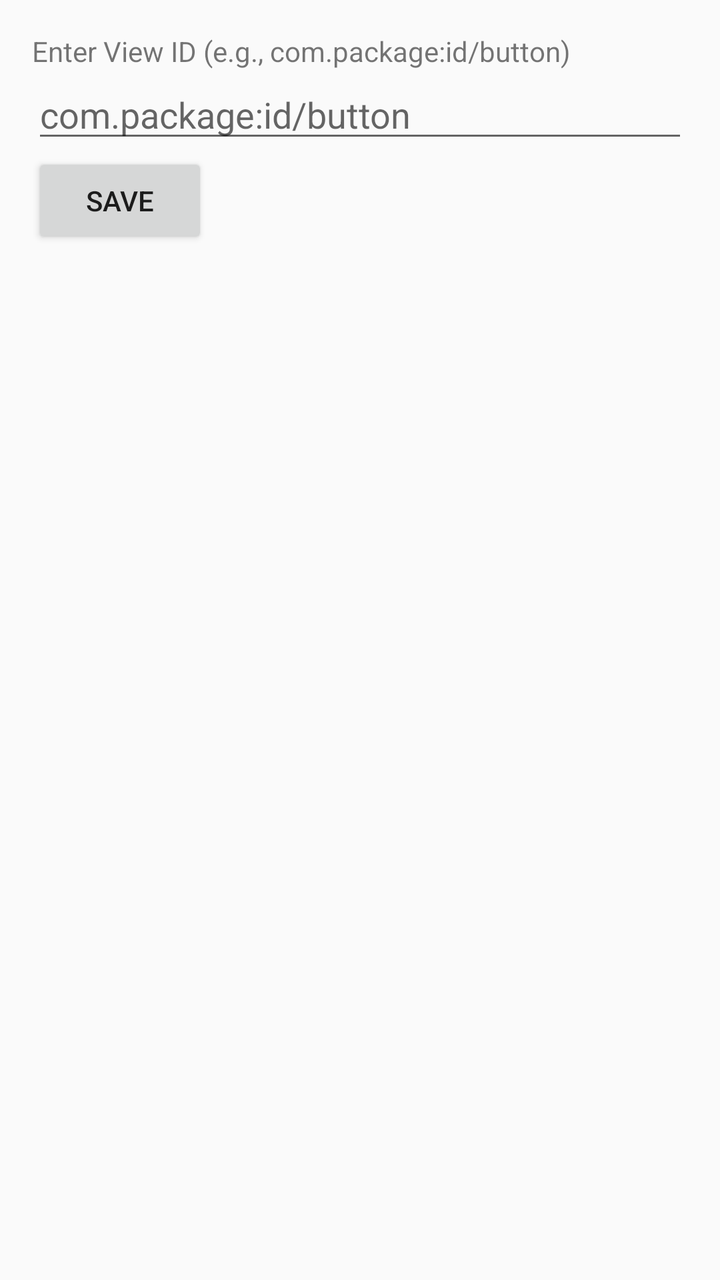
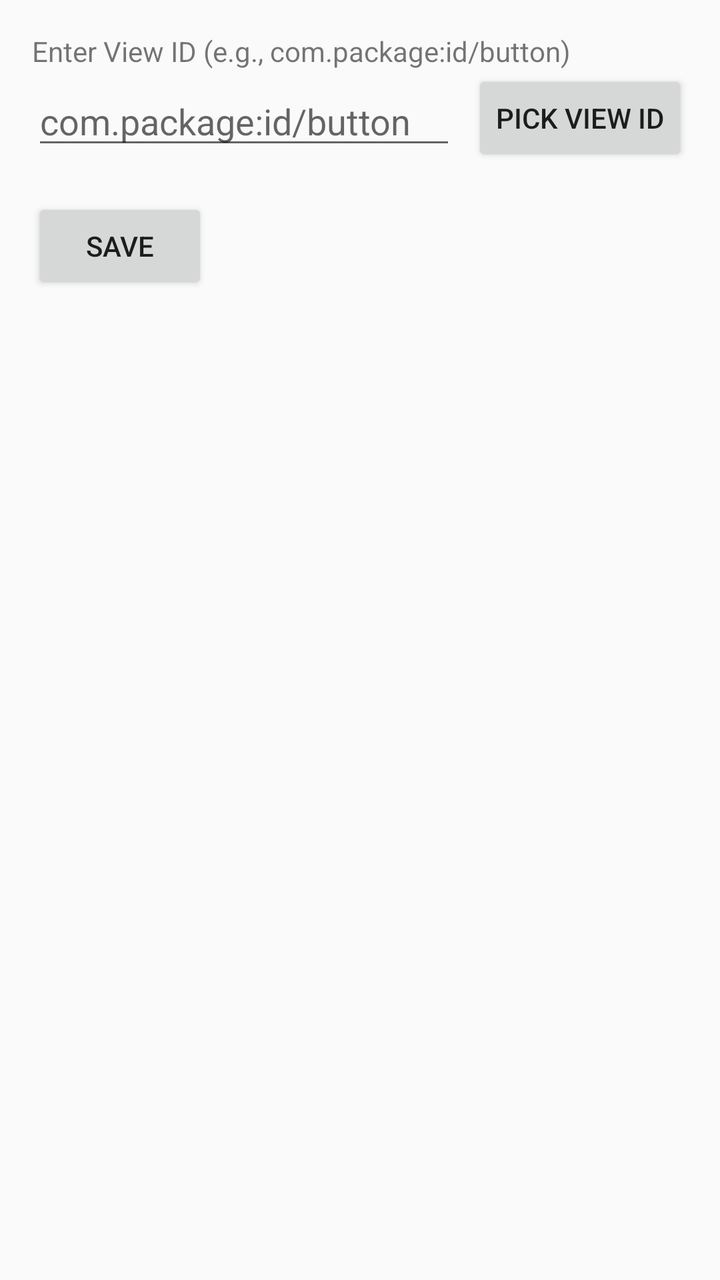

Compare the two renders of this Android layout. The source of the first and the diff that turns it into the second are given below.
<!-- AndroidManifest.xml: application theme Theme.AppCompat.Light.DarkActionBar -->
<!-- res/layout/activity_plugin.xml -->
<?xml version="1.0" encoding="utf-8"?>
<LinearLayout xmlns:android="http://schemas.android.com/apk/res/android"
    android:layout_width="match_parent"
    android:layout_height="match_parent"
    android:orientation="vertical"
    android:padding="16dp">

    <TextView
        android:layout_width="wrap_content"
        android:layout_height="wrap_content"
        android:text="@string/enter_view_id" />

    <EditText
        android:id="@+id/edit_view_id"
        android:layout_width="match_parent"
        android:layout_height="wrap_content"
        android:hint="com.package:id/button" />

    <Button
        android:id="@+id/button_save"
        android:layout_width="wrap_content"
        android:layout_height="wrap_content"
        android:text="@string/save" />

</LinearLayout>
<!-- resources referenced by this layout -->
<resources>
  <string name="enter_view_id">Enter View ID (e.g., com.package:id/button)</string>
  <string name="save">Save</string>
</resources>

<!-- the commit's change to res/layout/activity_plugin.xml (unified diff, before → after) -->
@@ -10,16 +10,32 @@
         android:layout_height="wrap_content"
         android:text="@string/enter_view_id" />
 
-    <EditText
-        android:id="@+id/edit_view_id"
+    <LinearLayout
         android:layout_width="match_parent"
         android:layout_height="wrap_content"
-        android:hint="com.package:id/button" />
+        android:orientation="horizontal"
+        android:gravity="center_vertical">
+
+        <EditText
+            android:id="@+id/edit_view_id"
+            android:layout_width="0dp"
+            android:layout_height="wrap_content"
+            android:layout_weight="1"
+            android:hint="com.package:id/button" />
+
+        <Button
+            android:id="@+id/button_pick_view_id"
+            android:layout_width="wrap_content"
+            android:layout_height="wrap_content"
+            android:layout_marginStart="8dp"
+            android:text="@string/pick_view_id" />
+    </LinearLayout>
 
     <Button
         android:id="@+id/button_save"
         android:layout_width="wrap_content"
         android:layout_height="wrap_content"
+        android:layout_marginTop="16dp"
         android:text="@string/save" />
 
 </LinearLayout>
<!-- resource entries referenced after the edit -->
@@ -1,6 +1,7 @@
 <!-- resources referenced by this layout -->
 <resources>
   <string name="enter_view_id">Enter View ID (e.g., com.package:id/button)</string>
+  <string name="pick_view_id">Pick View ID</string>
   <string name="save">Save</string>
 </resources>
 
